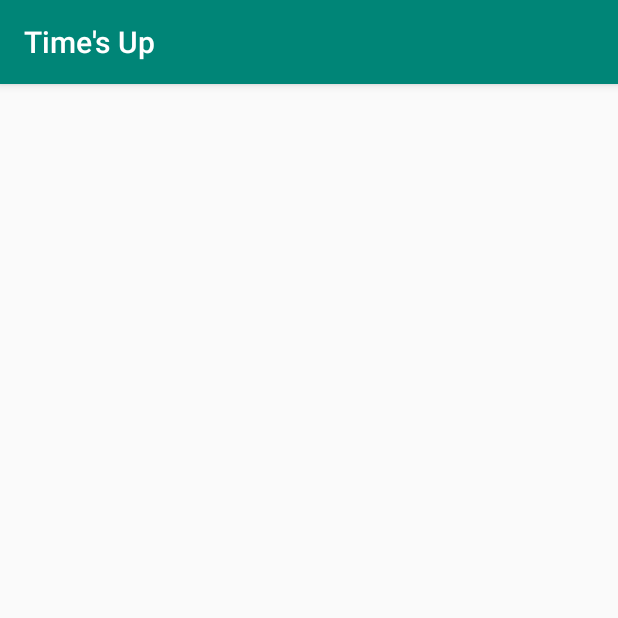
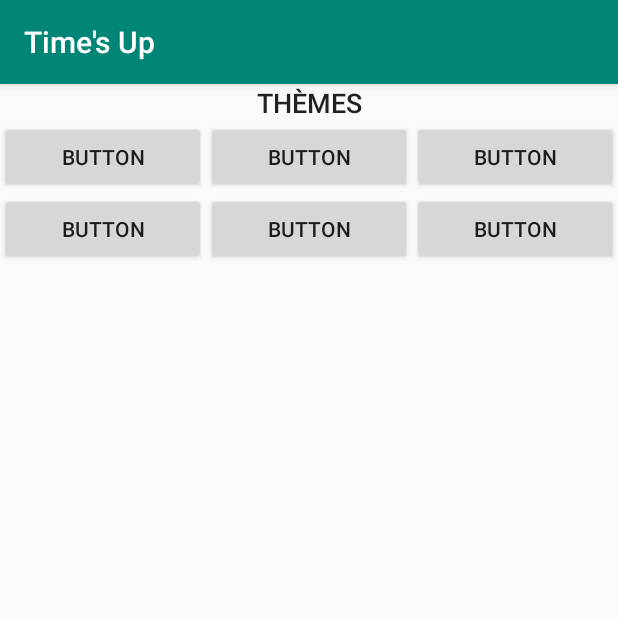
Before and after one commit to villeneuve30/AndroidGame_GuessWords, an Android app: the ChoixTheme screen opened directly, with no data from a screen before it, on a phone screen of 412 x 824 dp, the top half of it. Run offline under Robolectric (Android 15) with nearby library versions, the phone set to English and light mode, and no system bars.

Commit message:
Ptits bidouillages en plus

```diff
--- a/app/src/main/java/com/example/timesup/ParametrePartie.java
+++ b/app/src/main/java/com/example/timesup/ParametrePartie.java
@@ -56,12 +56,6 @@ public class ParametrePartie extends AppCompatActivity {
         filtre = findViewById(R.id.switch_filtre_xml);
 
         sharedpreferences = getSharedPreferences(MyPREFERENCES, Context.MODE_PRIVATE);
-        /*int totalEquipes = sharedpreferences.getInt("EQUIPES", 2);
-        int totalTemps = sharedpreferences.getInt("TEMPS", 15);
-        int totalMots = sharedpreferences.getInt("MOTS", 25);
-        boolean filtreEnfant = sharedpreferences.getBoolean("FILTRE", false);
-
-        System.out.println(totalEquipes+" "+totalTemps+" "+totalMots+" "+filtreEnfant);*/
 
         suivant.setOnClickListener(new View.OnClickListener() {
             @Override
--- a/app/src/main/res/layout/activity_choix_theme.xml
+++ b/app/src/main/res/layout/activity_choix_theme.xml
@@ -1,9 +1,73 @@
 <?xml version="1.0" encoding="utf-8"?>
-<android.support.constraint.ConstraintLayout xmlns:android="http://schemas.android.com/apk/res/android"
+<LinearLayout xmlns:android="http://schemas.android.com/apk/res/android"
     xmlns:app="http://schemas.android.com/apk/res-auto"
-    xmlns:tools="http://schemas.android.com/tools"
     android:layout_width="match_parent"
     android:layout_height="match_parent"
-    tools:context=".ChoixTheme">
+    android:orientation="vertical">
 
-</android.support.constraint.ConstraintLayout>
+    <TextView
+        android:id="@+id/textView"
+        android:layout_width="match_parent"
+        android:layout_height="wrap_content"
+        android:gravity="center"
+        android:text="THÈMES"
+        android:textAppearance="@style/TextAppearance.AppCompat.Title"
+        android:textSize="18sp" />
+
+    <LinearLayout
+        android:layout_width="match_parent"
+        android:layout_height="wrap_content"
+        android:orientation="horizontal">
+
+        <Button
+            android:id="@+id/button4"
+            android:layout_width="wrap_content"
+            android:layout_height="wrap_content"
+            android:layout_weight="1"
+            android:text="Button" />
+
+        <Button
+            android:id="@+id/button3"
+            android:layout_width="wrap_content"
+            android:layout_height="wrap_content"
+            android:layout_weight="1"
+            android:text="Button" />
+
+        <Button
+            android:id="@+id/button2"
+            android:layout_width="wrap_content"
+            android:layout_height="wrap_content"
+            android:layout_weight="1"
+            android:text="Button" />
+
+    </LinearLayout>
+
+    <LinearLayout
+        android:layout_width="match_parent"
+        android:layout_height="wrap_content"
+        android:orientation="horizontal">
+
+        <Button
+            android:id="@+id/button4"
+            android:layout_width="wrap_content"
+            android:layout_height="wrap_content"
+            android:layout_weight="1"
+            android:text="Button" />
+
+        <Button
+            android:id="@+id/button3"
+            android:layout_width="wrap_content"
+            android:layout_height="wrap_content"
+            android:layout_weight="1"
+            android:text="Button" />
+
+        <Button
+            android:id="@+id/button2"
+            android:layout_width="wrap_content"
+            android:layout_height="wrap_content"
+            android:layout_weight="1"
+            android:text="Button" />
+
+    </LinearLayout>
+
+</LinearLayout>
--- a/app/src/main/res/values/styles.xml
+++ b/app/src/main/res/values/styles.xml
@@ -7,5 +7,7 @@
         <item name="colorPrimaryDark">@color/colorPrimaryDark</item>
         <item name="colorAccent">@color/colorAccent</item>
     </style>
-
+    <style name="SwitchTheme" parent="Theme.AppCompat.Light">
+        <item name="android:colorControlActivated">#148E13</item>
+    </style>
 </resources>
```
Also changed, not shown: app/src/main/res/layout/activity_parametre.xml (+24 -16 lines).
